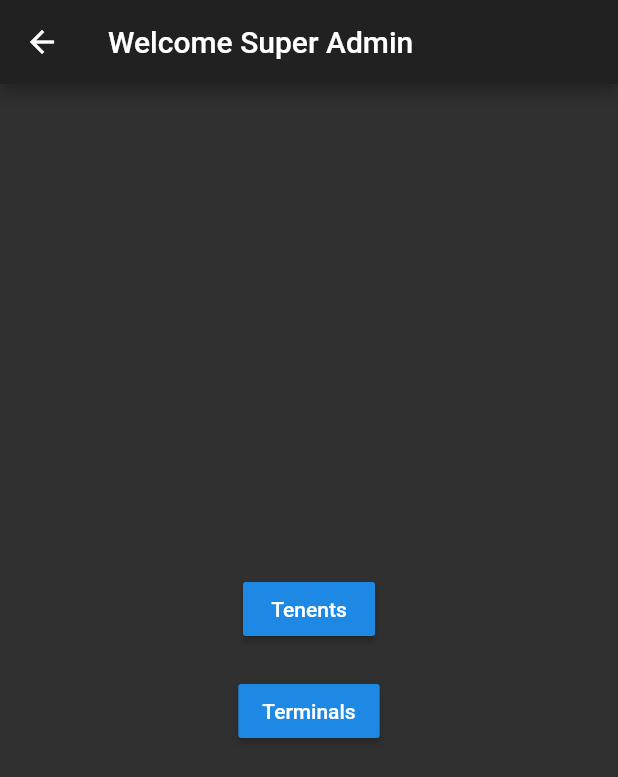
After one commit to bigpanther/shipanther, a Flutter app: the SuperAdminHomePage screen opened directly, on a phone screen of 412 x 824 dp. The commit adds this screen. Shown: the top 777 px of the screen. Run offline on Flutter 3.47's test engine with Material 2 defaults, Android fonts, the phone set to English and light mode, and no system bars; our stand-ins replace bloc, firebase_auth, firebase_core, firebase_messaging, flutter_bloc, flutter_signin_button and 2 more; missing offline and left inert: enum_to_string, key_value_store, key_value_store_flutter, openapi_dart_common, smart_select, trober_sdk; accounts and stored records are empty.

Commit message:
Add Terminal almost done

```diff
--- /dev/null
+++ b/lib/bloc/terminal/terminal_bloc.dart
@@ -0,0 +1,43 @@
+import 'dart:async';
+
+import 'package:bloc/bloc.dart';
+import 'package:meta/meta.dart';
+import 'package:shipanther/data/terminal/terminal_repository.dart';
+import 'package:trober_sdk/api.dart';
+
+part 'terminal_event.dart';
+part 'terminal_state.dart';
+
+class TerminalBloc extends Bloc<TerminalEvent, TerminalState> {
+  final TerminalRepository _terminalRepository;
+
+  TerminalBloc(this._terminalRepository) : super(TerminalInitial());
+
+  @override
+  Stream<TerminalState> mapEventToState(
+    TerminalEvent event,
+  ) async* {
+    yield TerminalLoading();
+    if (event is GetTerminal) {
+      yield TerminalLoaded(await _terminalRepository.fetchTerminal(event.id));
+    }
+    if (event is GetTerminals) {
+      var terminals =
+          await _terminalRepository.filterTerminals(event.terminalType);
+      yield TerminalsLoaded(terminals, event.terminalType);
+    }
+    if (event is UpdateTerminal) {
+      await _terminalRepository.updateTerminal(event.id, event.terminal);
+      var terminals = await _terminalRepository.filterTerminals(null);
+      yield TerminalsLoaded(terminals, null);
+    }
+    if (event is CreateTerminal) {
+      await _terminalRepository.createTerminal(event.terminal);
+      var terminals = await _terminalRepository.filterTerminals(null);
+      yield TerminalsLoaded(terminals, null);
+    }
+    if (event is DeleteTerminal) {
+      yield TerminalFailure("Terminal deletion is not supported");
+    }
+  }
+}
--- /dev/null
+++ b/lib/bloc/terminal/terminal_event.dart
@@ -0,0 +1,32 @@
+part of 'terminal_bloc.dart';
+
+@immutable
+abstract class TerminalEvent {
+  const TerminalEvent();
+}
+
+class GetTerminal extends TerminalEvent {
+  final String id;
+  const GetTerminal(this.id);
+}
+
+class UpdateTerminal extends TerminalEvent {
+  final String id;
+  final Terminal terminal;
+  const UpdateTerminal(this.id, this.terminal);
+}
+
+class CreateTerminal extends TerminalEvent {
+  final Terminal terminal;
+  const CreateTerminal(this.terminal);
+}
+
+class DeleteTerminal extends TerminalEvent {
+  final String id;
+  const DeleteTerminal(this.id);
+}
+
+class GetTerminals extends TerminalEvent {
+  final TerminalType terminalType;
+  const GetTerminals(this.terminalType);
+}
--- /dev/null
+++ b/lib/bloc/terminal/terminal_state.dart
@@ -0,0 +1,26 @@
+part of 'terminal_bloc.dart';
+
+@immutable
+abstract class TerminalState {
+  const TerminalState();
+}
+
+class TerminalInitial extends TerminalState {}
+
+class TerminalLoading extends TerminalState {}
+
+class TerminalLoaded extends TerminalState {
+  final Terminal terminal;
+  const TerminalLoaded(this.terminal);
+}
+
+class TerminalsLoaded extends TerminalState {
+  final List<Terminal> terminals;
+  final TerminalType terminalType;
+  const TerminalsLoaded(this.terminals, this.terminalType);
+}
+
+class TerminalFailure extends TerminalState {
+  final String message;
+  const TerminalFailure(this.message);
+}
--- /dev/null
+++ b/lib/data/terminal/terminal_repository.dart
@@ -0,0 +1,10 @@
+import 'package:trober_sdk/api.dart';
+
+abstract class TerminalRepository {
+  const TerminalRepository();
+  Future<Terminal> fetchTerminal(String id);
+  Future<Terminal> createTerminal(Terminal terminal);
+  Future<Terminal> updateTerminal(String id, Terminal terminal);
+  Future<List<Terminal>> fetchTerminals();
+  Future<List<Terminal>> filterTerminals(TerminalType terminalType);
+}
--- a/lib/screens/signin_or_register_page.dart
+++ b/lib/screens/signin_or_register_page.dart
@@ -8,6 +8,7 @@ import 'package:shipanther/bloc/user/user_bloc.dart';
 import 'package:shipanther/blocs/tasks_interactor.dart';
 import 'package:shipanther/screens/driver_home_page.dart';
 import 'package:shipanther/screens/home.dart';
+import 'package:shipanther/screens/super_admin_home.dart';
 import 'package:shipanther/tasks_repository_local_storage/key_value_storage.dart';
 import 'package:shipanther/tasks_repository_local_storage/reactive_repository.dart';
 import 'package:shipanther/tasks_repository_local_storage/repository.dart';
@@ -93,7 +94,7 @@ class _ApiLoginState extends State<ApiLogin> {
               print(state.user);
               //context.read<AuthBloc>().add(AuthLogout());
               if (state.user.role == api.UserRole.superAdmin) {
-                return Home();
+                return SuperAdminHomePage();
               } else {
                 return DriverHomeScreen(
                   tasksInteractor: TasksInteractor(
--- /dev/null
+++ b/lib/screens/super_admin_home.dart
@@ -0,0 +1,41 @@
+import 'package:flutter/material.dart';
+
+import 'package:shipanther/screens/home.dart';
+import 'package:shipanther/screens/terminal/terminalScreen.dart';
+
+class SuperAdminHomePage extends StatelessWidget {
+  @override
+  Widget build(BuildContext context) {
+    return Scaffold(
+      appBar: AppBar(
+        title: Text('Welcome Super Admin'),
+      ),
+      body: Center(
+        child: Column(
+          mainAxisAlignment: MainAxisAlignment.center,
+          children: [
+            RaisedButton(
+                child: Text('Tenents'),
+                onPressed: () {
+                  Navigator.push(
+                    context,
+                    MaterialPageRoute(builder: (context) => Home()),
+                  );
+                }),
+            SizedBox(
+              height: 20,
+            ),
+            RaisedButton(
+                child: Text('Terminals'),
+                onPressed: () {
+                  Navigator.push(
+                    context,
+                    MaterialPageRoute(builder: (context) => TerminalScreen()),
+                  );
+                }),
+          ],
+        ),
+      ),
+    );
+  }
+}
```
Also changed, not shown: lib/data/terminal/remote_terminal_repository.dart (added, +41 -0 lines), lib/main.dart (+16 -5 lines), lib/screens/terminal/add_edit.dart (added, +112 -0 lines), lib/screens/terminal/details.dart (added, +96 -0 lines), lib/screens/terminal/list.dart (added, +69 -0 lines), lib/screens/terminal/terminalScreen.dart (added, +55 -0 lines).
